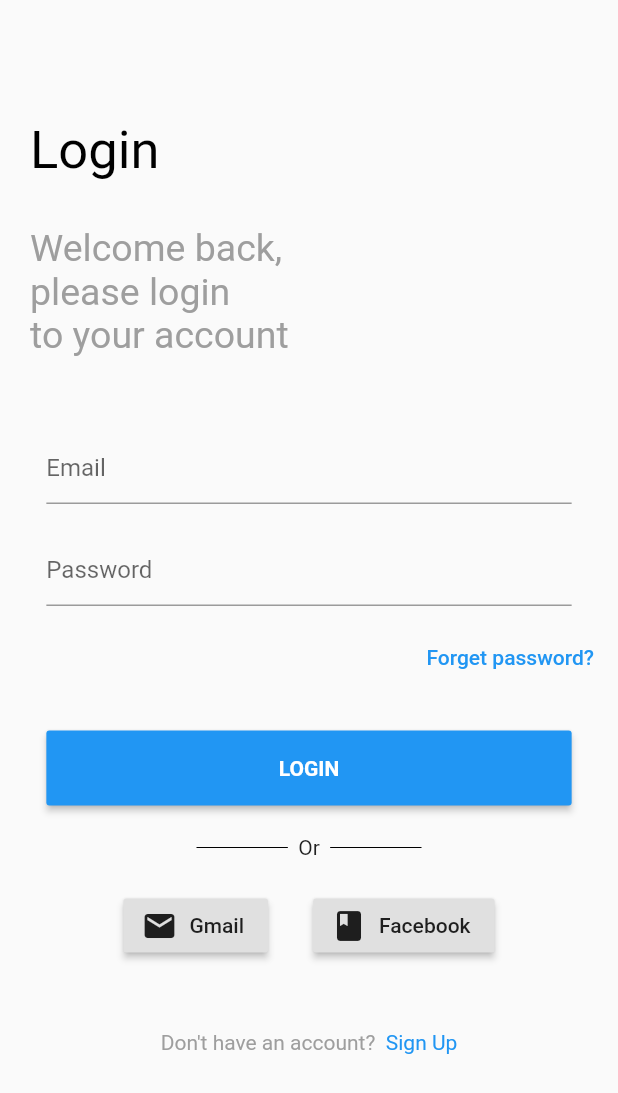
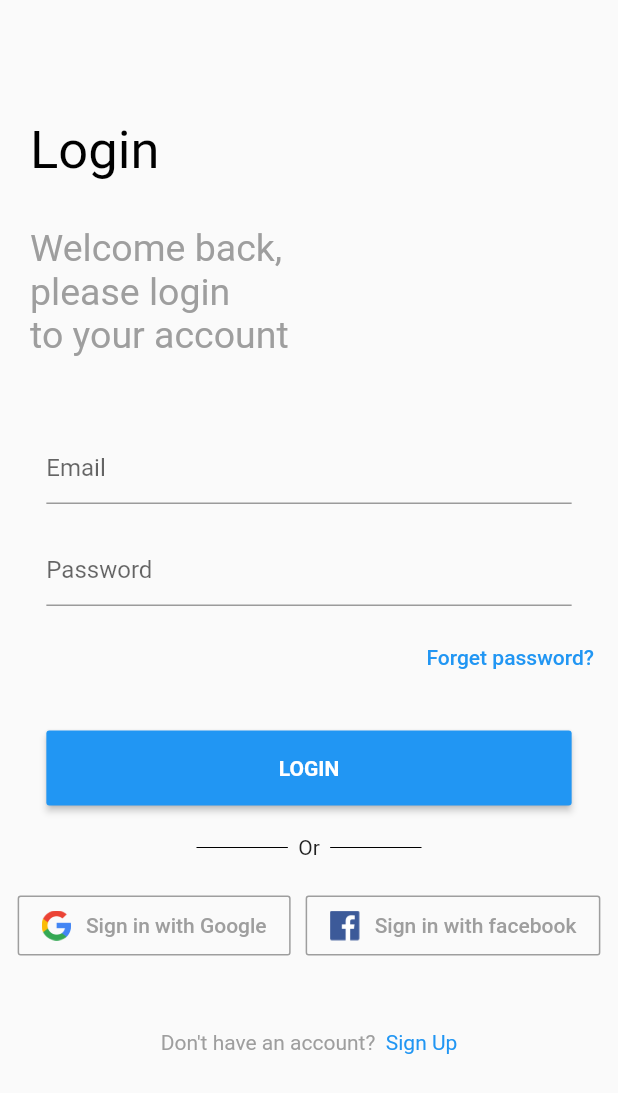
Before and after one commit to AdiKK17/login_signup, a Flutter app: the screen it shows after launch, on a phone screen of 412 x 824 dp. Shown: the top 1093 px of the screen. Run offline on Flutter 3.47's test engine with Material 2 defaults, Android fonts, the phone set to English and light mode, and no system bars; our stand-ins replace google_sign_in, shared_preferences; missing offline and left inert: flutter_facebook_login.

Commit message:
signIn with facebook is working

```diff
--- a/lib/auth_page.dart
+++ b/lib/auth_page.dart
@@ -5,6 +5,7 @@ import 'package:loginsignup/home_page.dart';
 
 import 'package:provider/provider.dart';
 import 'package:google_sign_in/google_sign_in.dart';
+import 'package:flutter_facebook_login/flutter_facebook_login.dart';
 import 'package:http/http.dart' as http;
 
 import 'auth_provider.dart';
@@ -24,7 +25,7 @@ class AuthenticationPage extends StatefulWidget {
 }
 
 class _AuthenticationPage extends State<AuthenticationPage> {
-  var _isLoading = false;
+  bool _isLoading = false;
   AuthMode _authMode = AuthMode.Login;
   final GlobalKey<FormState> _formKey = GlobalKey<FormState>();
   final TextEditingController _passwordTextController = TextEditingController();
@@ -47,13 +48,13 @@ class _AuthenticationPage extends State<AuthenticationPage> {
       setState(() {
         _currentUser = account;
         print(account.displayName);
-        _shift(account.displayName);
+        _shift(account.displayName,account.email);
       });
     });
   }
 
-  _shift(name){
-    Navigator.of(context).pushReplacement(MaterialPageRoute(builder: (context) => HomePage(name)));
+  _shift(name,email){
+    Navigator.of(context).pushReplacement(MaterialPageRoute(builder: (context) => HomePage(name,email)));
   }
 
 
@@ -63,6 +64,38 @@ class _AuthenticationPage extends State<AuthenticationPage> {
     } catch (error) {
       print(error);
     }
+  }
+
+  void initiateFacebookLogin() async {
+    var facebookLogin = FacebookLogin();
+    var facebookLoginResult =
+    await facebookLogin.logIn(['email']);
+
+    setState(() {
+      _isLoading = true;
+    });
+
+    switch (facebookLoginResult.status) {
+      case FacebookLoginStatus.error:
+        print("Error");
+        break;
+      case FacebookLoginStatus.cancelledByUser:
+        print("CancelledByUser");
+        break;
+      case FacebookLoginStatus.loggedIn:
+        print("LoggedIn");
+        var graphResponse = await http.get(
+            'https://graph.facebook.com/v2.12/me?fields=name,first_name,last_name,email&access_token=${facebookLoginResult
+                .accessToken.token}');
+
+        var profile = json.decode(graphResponse.body);
+        print(profile.toString());
+        _shift(profile["name"], profile["email"]);
+        break;
+    }
+    setState(() {
+      _isLoading = false;
+    });
   }
 
 
@@ -275,22 +308,65 @@ class _AuthenticationPage extends State<AuthenticationPage> {
                 SizedBox(
                   height: 20,
                 ),
-                Row(
+                _isLoading ? Container() : Row(
                   mainAxisAlignment: MainAxisAlignment.center,
                   children: [
-                    RaisedButton.icon(
-                        onPressed: () {
-                          _handleSignIn();
-                        },
-                        icon: Icon(Icons.mail),
-                        label: Text("Gmail")),
+                  OutlineButton(
+                  splashColor: Colors.grey,
+                  onPressed: () {
+                    _handleSignIn();
+                  },
+                  highlightElevation: 0,
+                  borderSide: BorderSide(color: Colors.grey),
+                  child: Padding(
+                    padding: const EdgeInsets.fromLTRB(0, 10, 0, 10),
+                    child: Row(
+                      mainAxisSize: MainAxisSize.min,
+                      mainAxisAlignment: MainAxisAlignment.center,
+                      children: <Widget>[
+                        Image(image: AssetImage("assets/google_logo.png"), height: 20.0),
+                        Padding(
+                          padding: const EdgeInsets.only(left: 10),
+                          child: Text(
+                            'Sign in with Google',
+                            style: TextStyle(
+                              color: Colors.grey,
+                            ),
+                          ),
+                        )
+                      ],
+                    ),
+                  ),
+                ),
                     SizedBox(
-                      width: 30,
+                      width: 10,
                     ),
-                    RaisedButton.icon(
-                      onPressed: () {},
-                      icon: Icon(Icons.book),
-                      label: Text("Facebook"),
+                    OutlineButton(
+                      splashColor: Colors.grey,
+                      onPressed: () {
+                        initiateFacebookLogin();
+                      },
+                      highlightElevation: 0,
+                      borderSide: BorderSide(color: Colors.grey),
+                      child: Padding(
+                        padding: const EdgeInsets.fromLTRB(0, 10, 0, 10),
+                        child: Row(
+                          mainAxisSize: MainAxisSize.min,
+                          mainAxisAlignment: MainAxisAlignment.center,
+                          children: <Widget>[
+                            Image(image: AssetImage("assets/facebook_logo.png"), height: 20.0),
+                            Padding(
+                              padding: const EdgeInsets.only(left: 10),
+                              child: Text(
+                                'Sign in with facebook',
+                                style: TextStyle(
+                                  color: Colors.grey,
+                                ),
+                              ),
+                            )
+                          ],
+                        ),
+                      ),
                     ),
                   ],
                 ),
--- a/pubspec.yaml
+++ b/pubspec.yaml
@@ -32,6 +32,7 @@ dependencies:
   shared_preferences:
   http:
   google_sign_in: ^4.5.1
+  flutter_facebook_login: ^3.0.0
 
 
 dev_dependencies:
@@ -50,8 +51,9 @@ flutter:
   uses-material-design: true
 
   # To add assets to your application, add an assets section, like this:
-  # assets:
-  #   - images/a_dot_burr.jpeg
+  assets:
+    - assets/facebook_logo.png
+    - assets/google_logo.png
   #   - images/a_dot_ham.jpeg
 
   # An image asset can refer to one or more resolution-specific "variants", see
```
Also changed, not shown: lib/auth_provider.dart (+1 -101 lines), lib/home_page.dart (+23 -10 lines), assets/facebook_logo.png (added), assets/google_logo.png (added), pubspec.lock, 3 other files.
